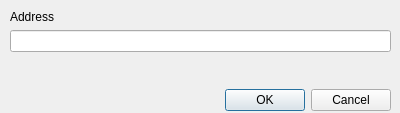
The window that Ui_GeoCoding.ui (elpaso/qgis-geocoding) describes before a commit, drawn with Qt 5.
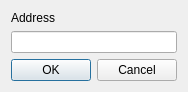
The same window after the commit.

```diff
--- a/Ui_GeoCoding.ui
+++ b/Ui_GeoCoding.ui
@@ -1,27 +1,20 @@
 <ui version="4.0" >
  <class>GeoCoding</class>
- <widget class="QDialog" name="GeoCoding" >
-  <property name="geometry" >
+ <widget class="QDialog" name="GeoCoding">
+  <property name="geometry">
    <rect>
     <x>0</x>
     <y>0</y>
-    <width>400</width>
-    <height>113</height>
+    <width>100</width>
+    <height>30</height>
    </rect>
   </property>
   <property name="windowTitle" >
    <string>GeoCoding</string>
   </property>
-  <widget class="QWidget" name="verticalLayoutWidget" >
-   <property name="geometry" >
-    <rect>
-     <x>10</x>
-     <y>10</y>
-     <width>381</width>
-     <height>101</height>
-    </rect>
-   </property>
-   <layout class="QVBoxLayout" name="verticalLayout" >
+  <layout class="QGridLayout" name="gridLayout">
+   <item row="0" column="0">
+    <layout class="QVBoxLayout" name="verticalLayout">
     <item>
      <widget class="QLabel" name="addressLabel" >
       <property name="text" >
@@ -60,7 +53,8 @@
      </widget>
     </item>
    </layout>
-  </widget>
+   </item>
+  </layout>
  </widget>
  <resources/>
  <connections>
```
Left out of the diff: 33 changed lines with no effect on the pictures. Lines whose indentation alone changed are shown as unchanged.
